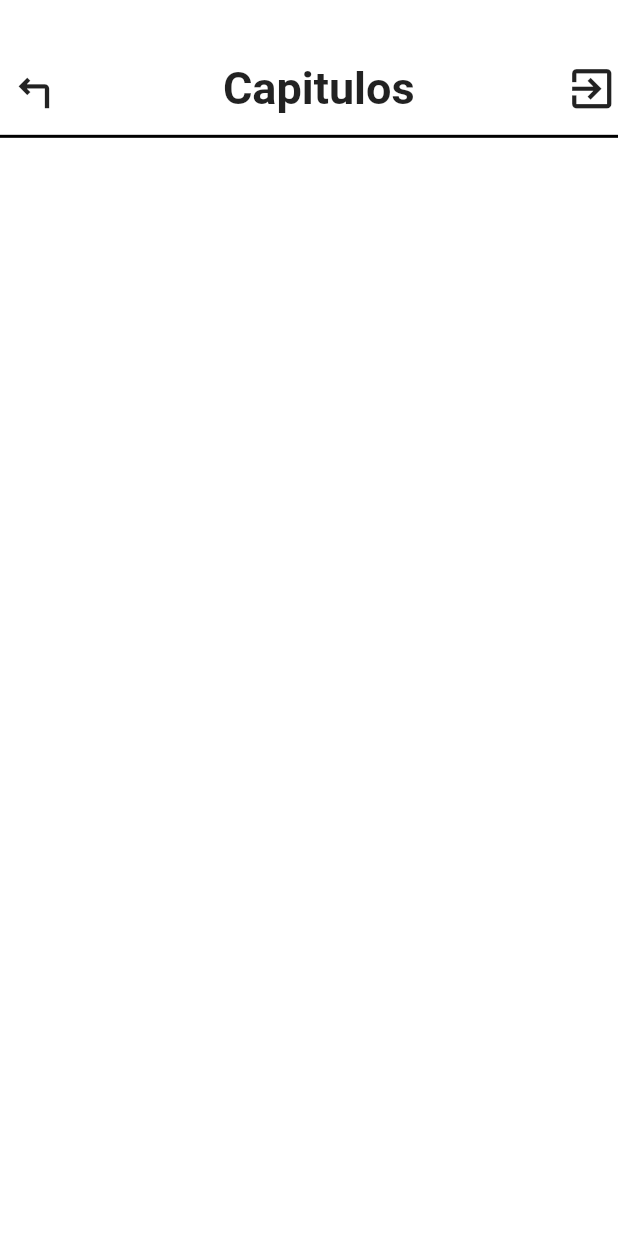
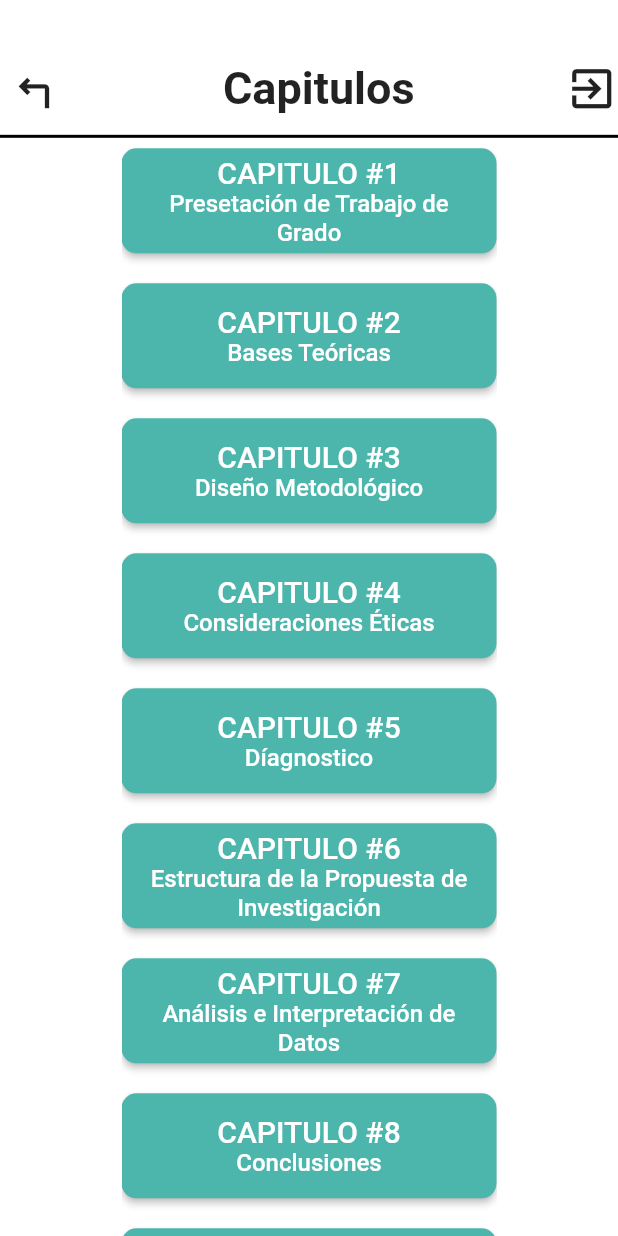
Before and after one commit to Edwin-DEV-py/trabajo, a Flutter app: the InvestigacionModulo screen opened by its route, on a phone screen of 412 x 824 dp. Run offline on Flutter 3.47's test engine with Material 2 defaults, Android fonts, the light colour scheme and no system bars; our stand-ins replace get.

Commit message:
capitulos

```diff
--- a/lib/views/home.dart
+++ b/lib/views/home.dart
@@ -23,6 +23,10 @@ class HomePage extends StatelessWidget {
             height: screenHeight*0.6,
             decoration: BoxDecoration(
               color:Colors.black
+            ),
+            child: Image(
+              image: AssetImage('assets/home.jpg'),
+              fit: BoxFit.cover,
             ),
           )
           ),
--- a/lib/views/modules/investigacion/investgacion.dart
+++ b/lib/views/modules/investigacion/investgacion.dart
@@ -1,6 +1,7 @@
 // ignore_for_file: prefer_const_constructors, prefer_const_literals_to_create_immutables
 
 import 'package:flutter/material.dart';
+import 'package:trabajo/widgets/btn-caps.dart';
 import 'package:trabajo/widgets/header.dart';
 
 class InvestigacionModulo extends StatelessWidget {
@@ -11,7 +12,8 @@ class InvestigacionModulo extends StatelessWidget {
     double screenHeight = MediaQuery.of(context).size.height;
     return Scaffold(
       backgroundColor: Colors.white,
-      body: Column(
+      body: SingleChildScrollView(
+        child: Column(
         children: [
 //contenedor de header
           HeaderContainer(),
@@ -19,15 +21,36 @@ class InvestigacionModulo extends StatelessWidget {
           Container(
             width: 250,
             height: screenHeight * 0.88,
-            child: Scrollbar(
               child: ListView(
                   children: [
+                    btncaps(context, 'CAPITULO #1', 'Presetación de Trabajo de Grado',() { }),
+                    SizedBox(height: 20,),
+                    btncaps(context, 'CAPITULO #2', 'Bases Teóricas',() { }),
+                    SizedBox(height: 20,),
+                    btncaps(context, 'CAPITULO #3', 'Diseño Metodológico',() { }),
+                    SizedBox(height: 20,),
+                    btncaps(context, 'CAPITULO #4', 'Consideraciones Éticas',() { }),
+                    SizedBox(height: 20,),
+                    btncaps(context, 'CAPITULO #5', 'Díagnostico',() { }),
+                    SizedBox(height: 20,),
+                    btncaps(context, 'CAPITULO #6', 'Estructura de la Propuesta de Investigación',() { }),
+                    SizedBox(height: 20,),
+                    btncaps(context, 'CAPITULO #7', 'Análisis e Interpretación de Datos',() { }),
+                    SizedBox(height: 20,),
+                    btncaps(context, 'CAPITULO #8', 'Conclusiones',() { }),
+                    SizedBox(height: 20,),
+                    btncaps(context, 'CAPITULO #9', 'Limitaciones',() { }),
+                    SizedBox(height: 20,),
+                    btncaps(context, 'CAPITULO #10', 'Impacto, Recomendaciones y Trabajos Futuros',() { }),
+                    SizedBox(height: 20,),
+                    btncaps(context, 'CAPITULO #11', 'Referencias Bibliógraficas',() { }),
+                    SizedBox(height: 20,),
                   ],
                 ),
             )
-          )
         ],
       ),
+      )
     );
   }
 }
--- /dev/null
+++ b/lib/widgets/btn-caps.dart
@@ -0,0 +1,28 @@
+// ignore_for_file: sort_child_properties_last
+
+import 'package:flutter/material.dart';
+import 'package:trabajo/widgets/colores.dart';
+
+Widget btncaps(BuildContext context,String txt,String txt2, VoidCallback onPressed){
+  return ElevatedButton(
+    onPressed:onPressed,
+    child: Column(
+      mainAxisAlignment: MainAxisAlignment.center,
+      children: [
+        Text(txt, style: TextStyle(
+          fontSize: 20
+        ),),
+        Text(txt2,style: TextStyle(
+          fontSize: 16
+        ), textAlign: TextAlign.center,),
+      ],
+    ),
+    style: ElevatedButton.styleFrom(
+      backgroundColor: AppColors.primaryColor,
+      shape: RoundedRectangleBorder(
+          borderRadius: BorderRadius.circular(10.0)
+      ),
+      fixedSize: Size(250,70)
+    ),
+  );
+}
--- a/pubspec.yaml
+++ b/pubspec.yaml
@@ -23,3 +23,4 @@ flutter:
   assets:
     - assets/graduado.png
     - assets/profesor.png
+    - assets/home.jpg
```
Also changed, not shown: assets/home.jpg (added).
